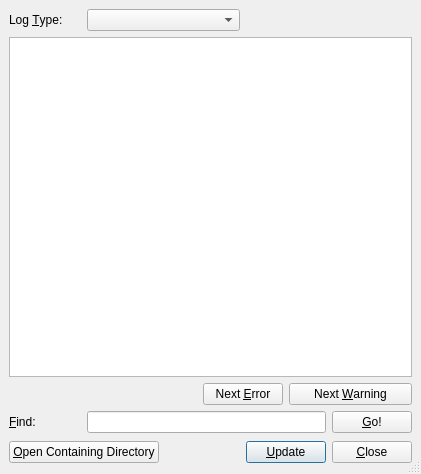
This is src/frontends/qt4/ui/LogUi.ui in cburschka/lyx as Qt 5 draws it before an edit. The edited form follows.
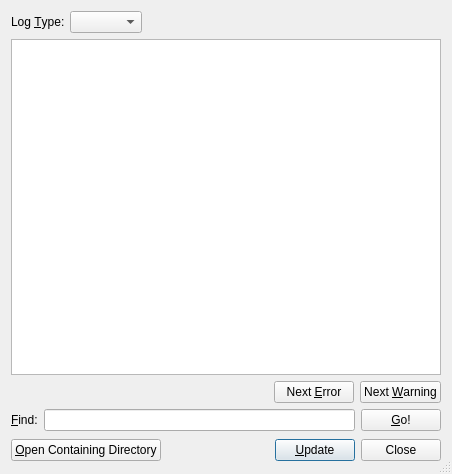
This is the edited form.

Patch:
```diff
--- a/src/frontends/qt4/ui/LogUi.ui
+++ b/src/frontends/qt4/ui/LogUi.ui
@@ -1,12 +1,12 @@
 <?xml version="1.0" encoding="UTF-8"?>
 <ui version="4.0" >
  <class>LogUi</class>
- <widget class="QDialog" name="LogUi" >
-  <property name="geometry" >
+ <widget class="QDialog" name="LogUi">
+  <property name="geometry">
    <rect>
     <x>0</x>
     <y>0</y>
-    <width>421</width>
+    <width>452</width>
     <height>474</height>
    </rect>
   </property>
@@ -16,88 +16,121 @@
   <property name="sizeGripEnabled" >
    <bool>true</bool>
   </property>
-  <layout class="QGridLayout" >
-   <property name="margin" >
-    <number>9</number>
-   </property>
-   <property name="spacing" >
-    <number>6</number>
-   </property>
-   <item row="3" column="0" >
-    <widget class="QLabel" name="findLA" >
-     <property name="text" >
-      <string>&amp;Find:</string>
-     </property>
-     <property name="buddy" >
-      <cstring>findLE</cstring>
-     </property>
-    </widget>
+  <layout class="QGridLayout" name="gridLayout">
+   <item row="0" column="0" colspan="3">
+    <layout class="QHBoxLayout" name="horizontalLayout">
+     <item>
+      <widget class="QLabel" name="logTypeLA">
+       <property name="text">
+        <string>Log &amp;Type:</string>
+       </property>
+       <property name="buddy">
+        <cstring>logTypeCO</cstring>
+       </property>
+      </widget>
+     </item>
+     <item>
+      <widget class="QComboBox" name="logTypeCO"/>
+     </item>
+     <item>
+      <spacer>
+       <property name="orientation">
+        <enum>Qt::Horizontal</enum>
+       </property>
+       <property name="sizeHint" stdset="0">
+        <size>
+         <width>161</width>
+         <height>20</height>
+        </size>
+       </property>
+      </spacer>
+     </item>
+    </layout>
    </item>
-   <item row="3" column="1" colspan="5" >
-    <widget class="QLineEdit" name="findLE" >
-     <property name="toolTip" >
-      <string>Hit Enter to search, or click Go!</string>
-     </property>
-    </widget>
+   <item row="1" column="0" colspan="4">
+    <widget class="QTextBrowser" name="logTB"/>
    </item>
-   <item row="0" column="0" >
-    <widget class="QLabel" name="logTypeLA" >
-     <property name="text" >
-      <string>Log &amp;Type:</string>
-     </property>
-     <property name="buddy" >
-      <cstring>logTypeCO</cstring>
-     </property>
-    </widget>
+   <item row="2" column="0" colspan="4">
+    <layout class="QHBoxLayout" name="horizontalLayout_2">
+     <item>
+      <spacer>
+       <property name="orientation">
+        <enum>Qt::Horizontal</enum>
+       </property>
+       <property name="sizeHint" stdset="0">
+        <size>
+         <width>201</width>
+         <height>20</height>
+        </size>
+       </property>
+      </spacer>
+     </item>
+     <item>
+      <widget class="QPushButton" name="nextErrorPB">
+       <property name="toolTip">
+        <string>Jump to the next error message.</string>
+       </property>
+       <property name="text">
+        <string>Next &amp;Error</string>
+       </property>
+      </widget>
+     </item>
+     <item>
+      <widget class="QPushButton" name="nextWarningPB">
+       <property name="toolTip">
+        <string>Jump to the next warning message.</string>
+       </property>
+       <property name="text">
+        <string>Next &amp;Warning</string>
+       </property>
+      </widget>
+     </item>
+    </layout>
    </item>
-   <item row="0" column="4" colspan="3" >
-    <spacer>
-     <property name="orientation" >
-      <enum>Qt::Horizontal</enum>
-     </property>
-     <property name="sizeHint" >
-      <size>
-       <width>161</width>
-       <height>20</height>
-      </size>
-     </property>
-    </spacer>
+   <item row="3" column="0" colspan="4">
+    <layout class="QHBoxLayout" name="horizontalLayout_3">
+     <item>
+      <widget class="QLabel" name="findLA">
+       <property name="text">
+        <string>&amp;Find:</string>
+       </property>
+       <property name="buddy">
+        <cstring>findLE</cstring>
+       </property>
+      </widget>
+     </item>
+     <item>
+      <widget class="QLineEdit" name="findLE">
+       <property name="toolTip">
+        <string>Hit Enter to search, or click Go!</string>
+       </property>
+      </widget>
+     </item>
+     <item>
+      <widget class="QPushButton" name="findPB">
+       <property name="text">
+        <string>&amp;Go!</string>
+       </property>
+      </widget>
+     </item>
+    </layout>
    </item>
-   <item row="0" column="1" colspan="3" >
-    <widget class="QComboBox" name="logTypeCO" />
-   </item>
-   <item row="1" column="0" colspan="7" >
-    <widget class="QTextBrowser" name="logTB" />
-   </item>
-   <item row="4" column="4" colspan="2" >
-    <widget class="QPushButton" name="updatePB" >
-     <property name="toolTip" >
-      <string>Update the display</string>
+   <item row="4" column="0">
+    <widget class="QPushButton" name="openDirPB">
+     <property name="text">
+      <string>&amp;Open Containing Directory</string>
      </property>
-     <property name="text" >
-      <string>&amp;Update</string>
-     </property>
-     <property name="default" >
-      <bool>true</bool>
-     </property>
     </widget>
    </item>
-   <item row="4" column="6" >
-    <widget class="QPushButton" name="closePB" >
-     <property name="text" >
-      <string>&amp;Close</string>
-     </property>
-    </widget>
-   </item>
-   <item row="4" column="2" colspan="2" >
+   <item row="4" column="1">
     <spacer>
      <property name="orientation" >
       <enum>Qt::Horizontal</enum>
      </property>
-     <property name="sizeType" >
+     <property name="sizeType">
       <enum>QSizePolicy::Expanding</enum>
      </property>
-     <property name="sizeHint" >
+     <property name="sizeHint" stdset="0">
       <size>
        <width>111</width>
        <height>26</height>
@@ -105,50 +138,23 @@
      </property>
     </spacer>
    </item>
-   <item row="4" column="0" colspan="2" >
-    <widget class="QPushButton" name="openDirPB" >
-     <property name="text" >
-      <string>&amp;Open Containing Directory</string>
+   <item row="4" column="2">
+    <widget class="QPushButton" name="updatePB">
+     <property name="toolTip">
+      <string>Update the display</string>
      </property>
-    </widget>
-   </item>
-   <item row="2" column="0" colspan="3" >
-    <spacer>
-     <property name="orientation" >
-      <enum>Qt::Horizontal</enum>
+     <property name="text">
+      <string>&amp;Update</string>
      </property>
-     <property name="sizeHint" >
-      <size>
-       <width>201</width>
-       <height>20</height>
-      </size>
+     <property name="default">
+      <bool>true</bool>
      </property>
-    </spacer>
-   </item>
-   <item row="3" column="6" >
-    <widget class="QPushButton" name="findPB" >
-     <property name="text" >
-      <string>&amp;Go!</string>
-     </property>
     </widget>
    </item>
-   <item row="2" column="5" colspan="2" >
-    <widget class="QPushButton" name="nextWarningPB" >
-     <property name="toolTip" >
-      <string>Jump to the next warning message.</string>
-     </property>
-     <property name="text" >
-      <string>Next &amp;Warning</string>
-     </property>
-    </widget>
-   </item>
-   <item row="2" column="3" colspan="2" >
-    <widget class="QPushButton" name="nextErrorPB" >
-     <property name="toolTip" >
-      <string>Jump to the next error message.</string>
-     </property>
-     <property name="text" >
-      <string>Next &amp;Error</string>
+   <item row="4" column="3">
+    <widget class="QDialogButtonBox" name="buttonBox">
+     <property name="standardButtons">
+      <set>QDialogButtonBox::Close</set>
      </property>
     </widget>
    </item>
```
Left out of the diff: 11 changed lines with no effect on the pictures.
